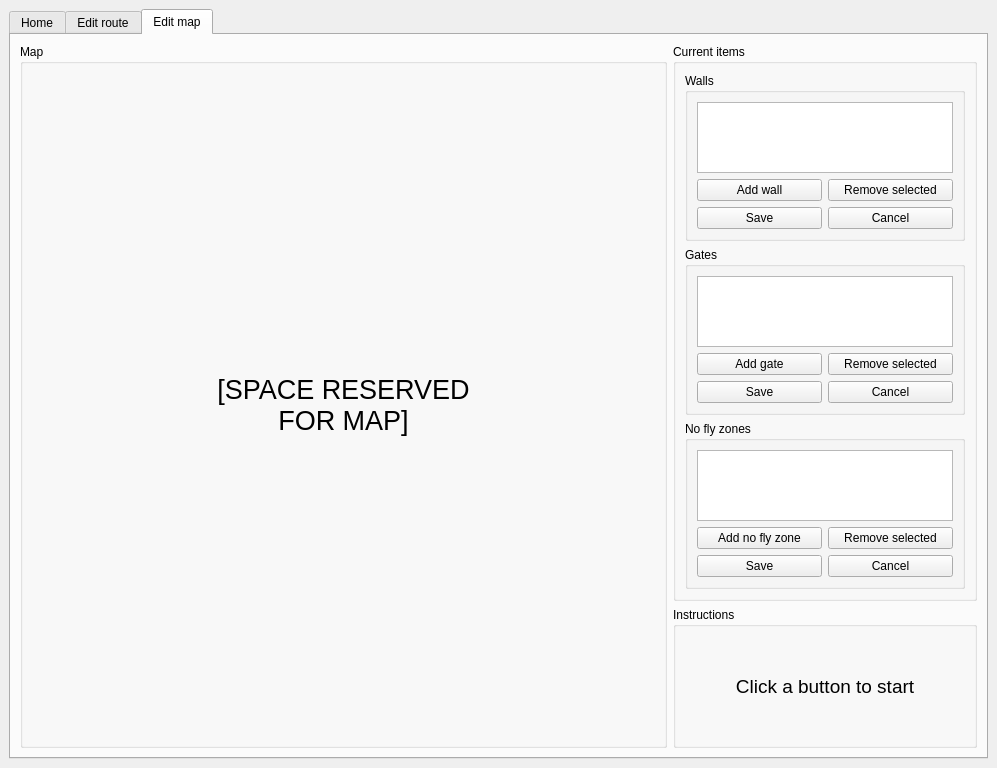
The window that hri.ui (dapeef/3yp-sheep-herding) describes before a commit, drawn with Qt 5.
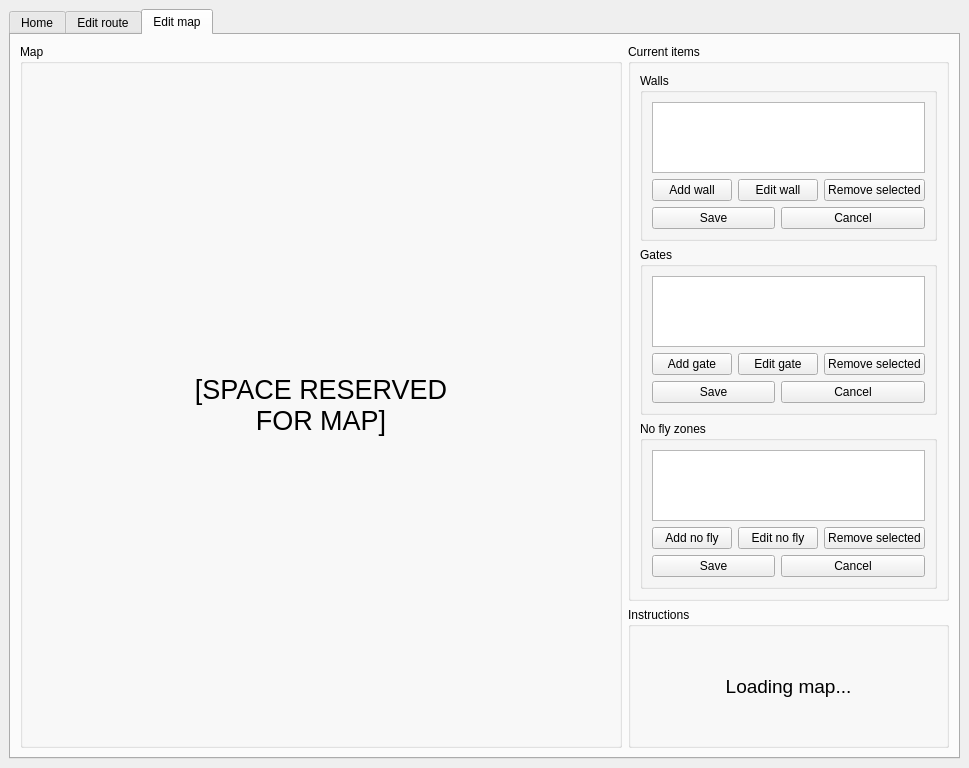
The same window after the commit. Icons and pictures are not drawn.

Commit message: Add buttons for editing existing items

Diff of the .ui file:
```diff
--- a/hri.ui
+++ b/hri.ui
@@ -6,7 +6,7 @@
    <rect>
     <x>0</x>
     <y>0</y>
-    <width>997</width>
+    <width>969</width>
     <height>768</height>
    </rect>
   </property>
@@ -562,28 +562,35 @@
                 </item>
                 <item>
                  <layout class="QGridLayout" name="gridLayout_4">
-                  <item row="0" column="0">
-                   <widget class="QPushButton" name="add_wall">
+                  <item row="0" column="2" colspan="2">
+                   <widget class="QPushButton" name="edit_wall">
                     <property name="text">
-                     <string>Add wall</string>
+                     <string>Edit wall</string>
                     </property>
                    </widget>
                   </item>
-                  <item row="0" column="1">
+                  <item row="0" column="4" colspan="2">
                    <widget class="QPushButton" name="remove_wall">
                     <property name="text">
                      <string>Remove selected</string>
                     </property>
                    </widget>
                   </item>
-                  <item row="1" column="0">
+                  <item row="1" column="0" colspan="3">
                    <widget class="QPushButton" name="save_wall">
                     <property name="text">
                      <string>Save</string>
                     </property>
                    </widget>
                   </item>
-                  <item row="1" column="1">
+                  <item row="0" column="0" colspan="2">
+                   <widget class="QPushButton" name="add_wall">
+                    <property name="text">
+                     <string>Add wall</string>
+                    </property>
+                   </widget>
+                  </item>
+                  <item row="1" column="3" colspan="3">
                    <widget class="QPushButton" name="cancel_wall">
                     <property name="text">
                      <string>Cancel</string>
@@ -613,28 +620,35 @@
                 </item>
                 <item>
                  <layout class="QGridLayout" name="gridLayout_3">
-                  <item row="0" column="0">
+                  <item row="0" column="2" colspan="2">
+                   <widget class="QPushButton" name="edit_gate">
+                    <property name="text">
+                     <string>Edit gate</string>
+                    </property>
+                   </widget>
+                  </item>
+                  <item row="0" column="0" colspan="2">
                    <widget class="QPushButton" name="add_gate">
                     <property name="text">
                      <string>Add gate</string>
                     </property>
                    </widget>
                   </item>
-                  <item row="0" column="1">
+                  <item row="0" column="4" colspan="2">
                    <widget class="QPushButton" name="remove_gate">
                     <property name="text">
                      <string>Remove selected</string>
                     </property>
                    </widget>
                   </item>
-                  <item row="1" column="0">
+                  <item row="1" column="0" colspan="3">
                    <widget class="QPushButton" name="save_gate">
                     <property name="text">
                      <string>Save</string>
                     </property>
                    </widget>
                   </item>
-                  <item row="1" column="1">
+                  <item row="1" column="3" colspan="3">
                    <widget class="QPushButton" name="cancel_gate">
                     <property name="text">
                      <string>Cancel</string>
@@ -664,34 +678,41 @@
                 </item>
                 <item>
                  <layout class="QGridLayout" name="gridLayout_5">
-                  <item row="0" column="1">
+                  <item row="0" column="4" colspan="2">
                    <widget class="QPushButton" name="remove_no_fly">
                     <property name="text">
                      <string>Remove selected</string>
                     </property>
                    </widget>
                   </item>
-                  <item row="0" column="0">
+                  <item row="0" column="0" colspan="2">
                    <widget class="QPushButton" name="add_no_fly">
                     <property name="text">
-                     <string>Add no fly zone</string>
+                     <string>Add no fly</string>
                     </property>
                    </widget>
                   </item>
-                  <item row="1" column="1">
-                   <widget class="QPushButton" name="cancel_no_fly">
+                  <item row="0" column="2" colspan="2">
+                   <widget class="QPushButton" name="edit_no_fly">
                     <property name="text">
-                     <string>Cancel</string>
+                     <string>Edit no fly</string>
                     </property>
                    </widget>
                   </item>
-                  <item row="1" column="0">
+                  <item row="1" column="0" colspan="3">
                    <widget class="QPushButton" name="save_no_fly">
                     <property name="text">
                      <string>Save</string>
                     </property>
                    </widget>
                   </item>
+                  <item row="1" column="3" colspan="3">
+                   <widget class="QPushButton" name="cancel_no_fly">
+                    <property name="text">
+                     <string>Cancel</string>
+                    </property>
+                   </widget>
+                  </item>
                  </layout>
                 </item>
                </layout>
@@ -724,7 +745,7 @@
                 <string notr="true">font: 14pt;</string>
                </property>
                <property name="text">
-                <string>Click a button to start</string>
+                <string>Loading map...</string>
                </property>
                <property name="alignment">
                 <set>Qt::AlignCenter</set>
```
Left out of the diff: 2 changed lines with no effect on the pictures. The commit also changes 1 other file.
